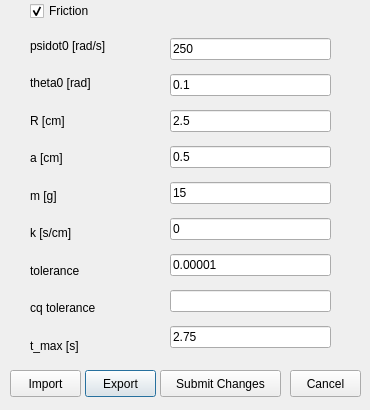
Old version of the form parameter.ui in the repository masterjava1/rwthsselabws2011g11.
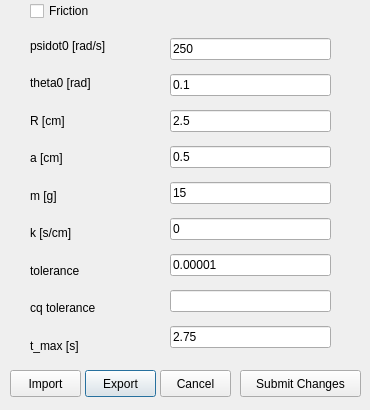
New version of the form.

The edit to the form file:
```diff
--- a/parameter.ui
+++ b/parameter.ui
@@ -51,7 +51,7 @@
     <string>Friction</string>
    </property>
    <property name="checked">
-    <bool>true</bool>
+    <bool>false</bool>
    </property>
   </widget>
   <widget class="QPushButton" name="import_button">
@@ -70,7 +70,7 @@
   <widget class="QPushButton" name="Submit">
    <property name="geometry">
     <rect>
-     <x>160</x>
+     <x>240</x>
      <y>370</y>
      <width>121</width>
      <height>27</height>
@@ -83,7 +83,7 @@
   <widget class="QPushButton" name="Cancel">
    <property name="geometry">
     <rect>
-     <x>290</x>
+     <x>160</x>
      <y>370</y>
      <width>71</width>
      <height>27</height>
```
Left out of the diff: 7 changed lines with no effect on the pictures.
